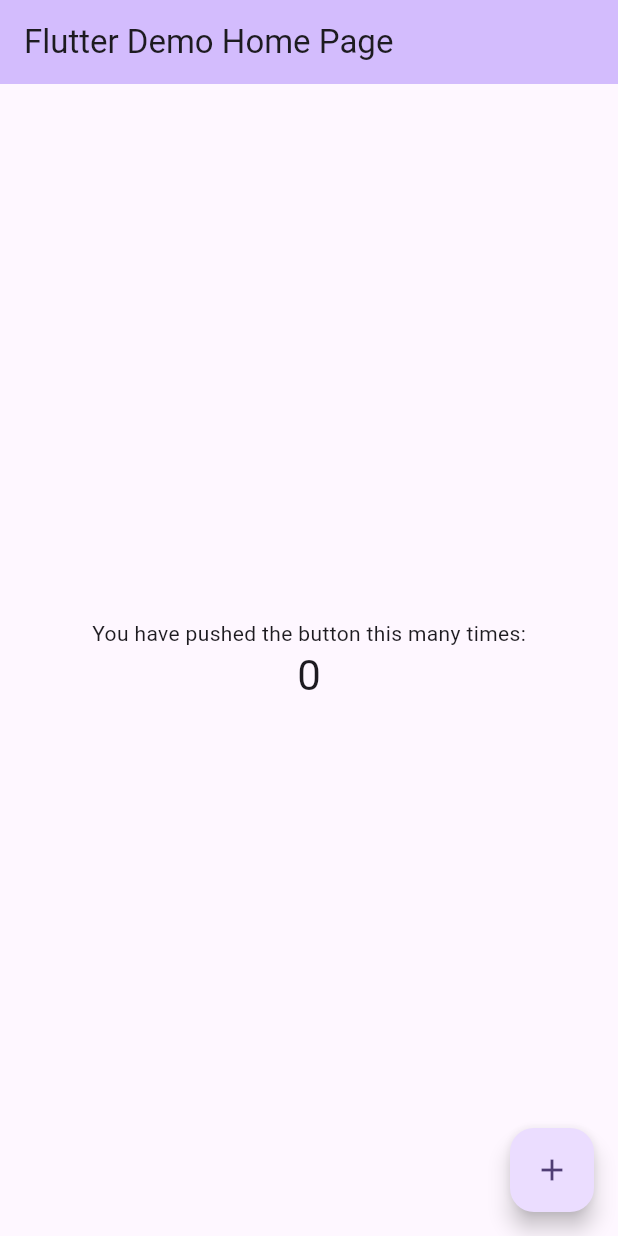
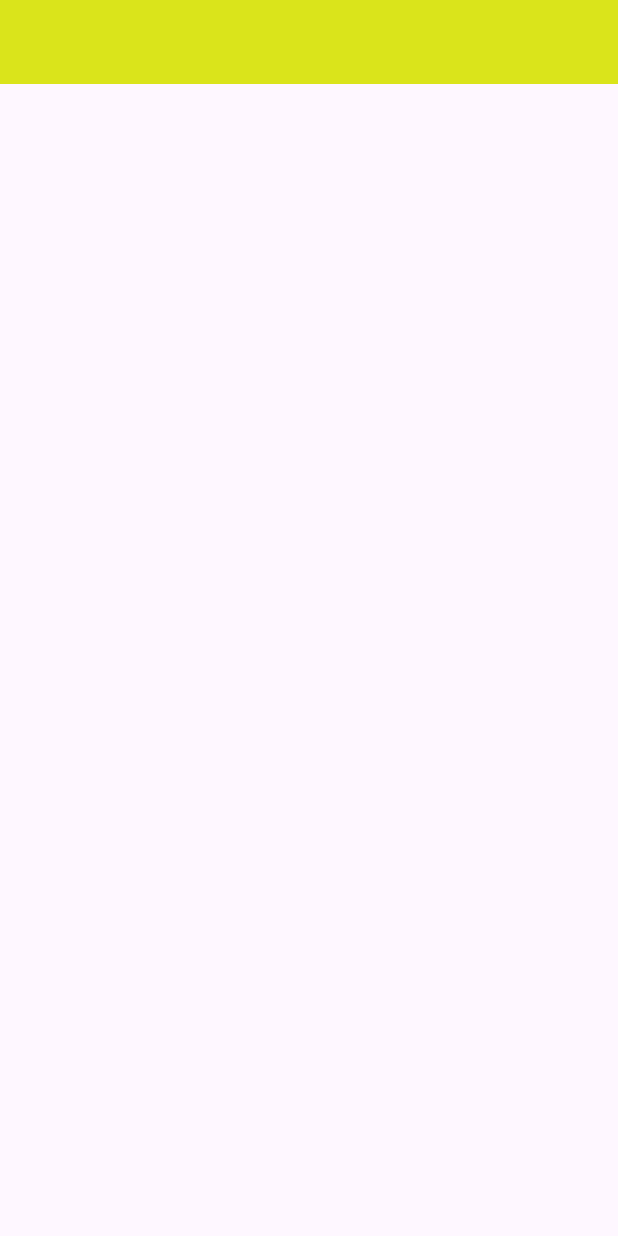
Before and after one commit to akari517/recipe_share, a Flutter app: the screen it shows after launch, on a phone screen of 412 x 824 dp. Run offline on Flutter 3.47's test engine with Material 3 defaults, Android fonts, the phone set to English and light mode, and no system bars.

Commit message:
ベースコード制作

```diff
--- /dev/null
+++ b/lib/app_color.dart
@@ -0,0 +1,20 @@
+// ignore_for_file: library_private_types_in_public_api
+import 'dart:ui';
+
+class AppColor {
+  static final _Brand brand = _Brand();
+  static final _Text text = _Text();
+  static final _Ui ui = _Ui();
+}
+
+class _Brand {
+  final Color primary = const Color.fromARGB(255, 218, 228, 27);
+}
+
+class _Text {
+  final Color primary = const Color(0xFF373737);
+  final Color appBarTitle = const Color(0xFF373737);
+}
+
+class _Ui {
+}
--- a/lib/main.dart
+++ b/lib/main.dart
@@ -1,4 +1,5 @@
 import 'package:flutter/material.dart';
+import 'package:recipe/app_color.dart';
 
 void main() {
   runApp(const MyApp());
@@ -7,119 +8,33 @@ void main() {
 class MyApp extends StatelessWidget {
   const MyApp({super.key});
 
-  // This widget is the root of your application.
   @override
   Widget build(BuildContext context) {
     return MaterialApp(
       title: 'Flutter Demo',
       theme: ThemeData(
-        // This is the theme of your application.
-        //
-        // TRY THIS: Try running your application with "flutter run". You'll see
-        // the application has a purple toolbar. Then, without quitting the app,
-        // try changing the seedColor in the colorScheme below to Colors.green
-        // and then invoke "hot reload" (save your changes or press the "hot
-        // reload" button in a Flutter-supported IDE, or press "r" if you used
-        // the command line to start the app).
-        //
-        // Notice that the counter didn't reset back to zero; the application
-        // state is not lost during the reload. To reset the state, use hot
-        // restart instead.
-        //
-        // This works for code too, not just values: Most code changes can be
-        // tested with just a hot reload.
         colorScheme: ColorScheme.fromSeed(seedColor: Colors.deepPurple),
         useMaterial3: true,
       ),
-      home: const MyHomePage(title: 'Flutter Demo Home Page'),
+      home: const MyHomePage(),
     );
   }
 }
 
 class MyHomePage extends StatefulWidget {
-  const MyHomePage({super.key, required this.title});
-
-  // This widget is the home page of your application. It is stateful, meaning
-  // that it has a State object (defined below) that contains fields that affect
-  // how it looks.
-
-  // This class is the configuration for the state. It holds the values (in this
-  // case the title) provided by the parent (in this case the App widget) and
-  // used by the build method of the State. Fields in a Widget subclass are
-  // always marked "final".
-
-  final String title;
+  const MyHomePage({super.key});
 
   @override
   State<MyHomePage> createState() => _MyHomePageState();
 }
 
 class _MyHomePageState extends State<MyHomePage> {
-  int _counter = 0;
-
-  void _incrementCounter() {
-    setState(() {
-      // This call to setState tells the Flutter framework that something has
-      // changed in this State, which causes it to rerun the build method below
-      // so that the display can reflect the updated values. If we changed
-      // _counter without calling setState(), then the build method would not be
-      // called again, and so nothing would appear to happen.
-      _counter++;
-    });
-  }
-
   @override
   Widget build(BuildContext context) {
-    // This method is rerun every time setState is called, for instance as done
-    // by the _incrementCounter method above.
-    //
-    // The Flutter framework has been optimized to make rerunning build methods
-    // fast, so that you can just rebuild anything that needs updating rather
-    // than having to individually change instances of widgets.
     return Scaffold(
       appBar: AppBar(
-        // TRY THIS: Try changing the color here to a specific color (to
-        // Colors.amber, perhaps?) and trigger a hot reload to see the AppBar
-        // change color while the other colors stay the same.
-        backgroundColor: Theme.of(context).colorScheme.inversePrimary,
-        // Here we take the value from the MyHomePage object that was created by
-        // the App.build method, and use it to set our appbar title.
-        title: Text(widget.title),
+        backgroundColor: AppColor.brand.primary,
       ),
-      body: Center(
-        // Center is a layout widget. It takes a single child and positions it
-        // in the middle of the parent.
-        child: Column(
-          // Column is also a layout widget. It takes a list of children and
-          // arranges them vertically. By default, it sizes itself to fit its
-          // children horizontally, and tries to be as tall as its parent.
-          //
-          // Column has various properties to control how it sizes itself and
-          // how it positions its children. Here we use mainAxisAlignment to
-          // center the children vertically; the main axis here is the vertical
-          // axis because Columns are vertical (the cross axis would be
-          // horizontal).
-          //
-          // TRY THIS: Invoke "debug painting" (choose the "Toggle Debug Paint"
-          // action in the IDE, or press "p" in the console), to see the
-          // wireframe for each widget.
-          mainAxisAlignment: MainAxisAlignment.center,
-          children: <Widget>[
-            const Text(
-              'You have pushed the button this many times:',
-            ),
-            Text(
-              '$_counter',
-              style: Theme.of(context).textTheme.headlineMedium,
-            ),
-          ],
-        ),
-      ),
-      floatingActionButton: FloatingActionButton(
-        onPressed: _incrementCounter,
-        tooltip: 'Increment',
-        child: const Icon(Icons.add),
-      ), // This trailing comma makes auto-formatting nicer for build methods.
     );
   }
 }
```
